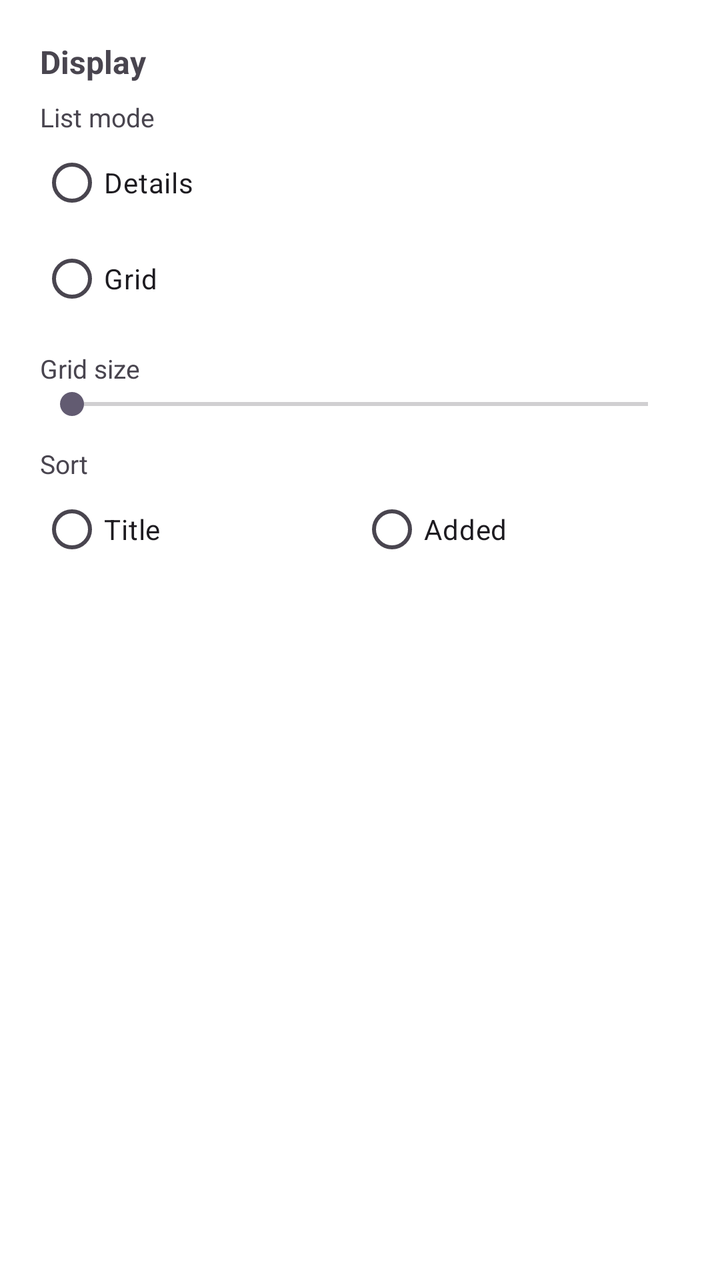
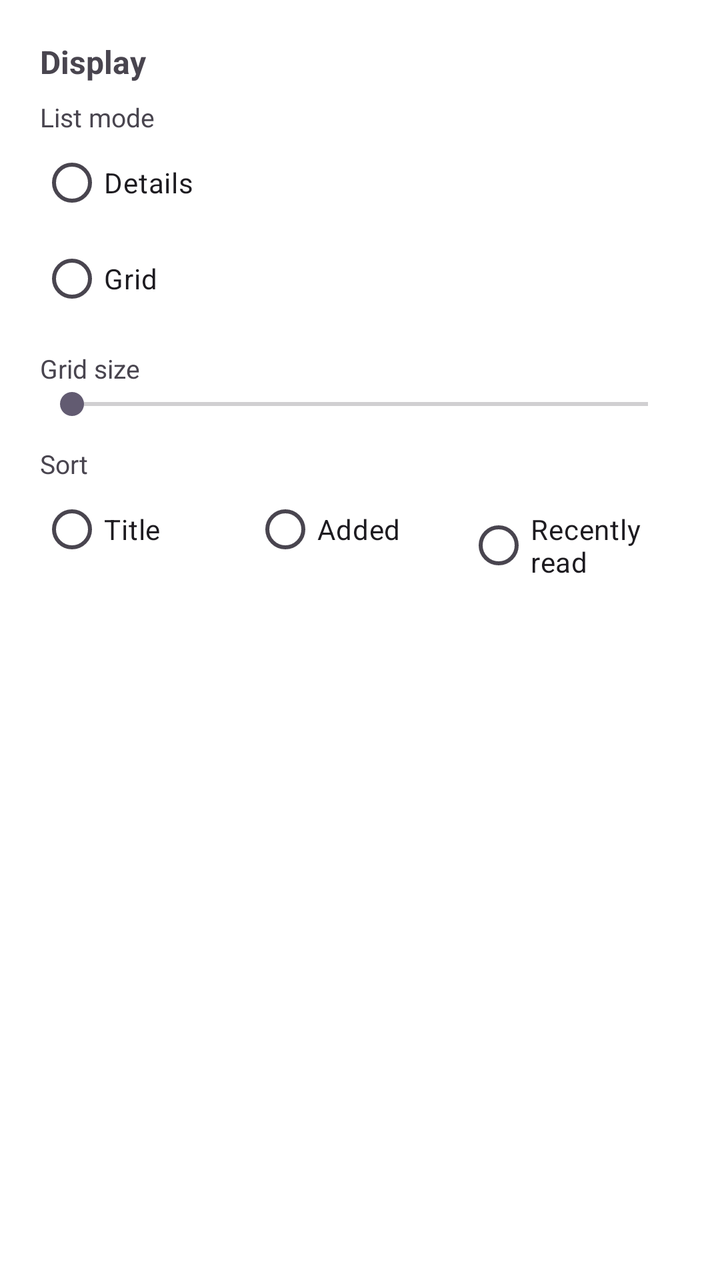

Screens rendered from an Android XML layout before and after an edit, with the pre-edit source and the edit as a unified diff.
<!-- AndroidManifest.xml: application theme Theme.MT -->
<!-- res/layout/sheet_display_options.xml -->
<?xml version="1.0" encoding="utf-8"?>
<LinearLayout
    xmlns:android="http://schemas.android.com/apk/res/android"
    android:layout_width="match_parent"
    android:layout_height="wrap_content"
    android:orientation="vertical"
    android:padding="20dp">

    <TextView
        android:layout_width="wrap_content"
        android:layout_height="wrap_content"
        android:textSize="16sp"
        android:textStyle="bold"
        android:paddingBottom="8dp"
        android:text="@string/display_options"/>

    <TextView
        android:layout_width="wrap_content"
        android:layout_height="wrap_content"
        android:textSize="13sp"
        android:text="@string/list_mode"/>

    <RadioGroup
        android:id="@+id/rg_mode"
        android:layout_width="match_parent"
        android:layout_height="wrap_content"
        android:orientation="vertical">

        <RadioButton android:id="@+id/rb_detailed" android:layout_width="match_parent" android:layout_height="wrap_content" android:text="@string/mode_detailed"/>
        <RadioButton android:id="@+id/rb_grid" android:layout_width="match_parent" android:layout_height="wrap_content" android:text="@string/mode_grid"/>

    </RadioGroup>

    <TextView
        android:layout_width="wrap_content"
        android:layout_height="wrap_content"
        android:textSize="13sp"
        android:paddingTop="12dp"
        android:text="@string/grid_size"/>

    <SeekBar
        android:id="@+id/seek_grid_size"
        android:layout_width="match_parent"
        android:layout_height="wrap_content"
        android:min="2"
        android:max="6"/>

    <TextView
        android:layout_width="wrap_content"
        android:layout_height="wrap_content"
        android:textSize="13sp"
        android:paddingTop="12dp"
        android:text="@string/sort_order"/>

    <RadioGroup
        android:id="@+id/rg_sort"
        android:layout_width="match_parent"
        android:layout_height="wrap_content"
        android:orientation="horizontal">

        <RadioButton android:id="@+id/rb_sort_title" android:layout_width="0dp" android:layout_height="wrap_content" android:layout_weight="1" android:text="@string/sort_title"/>
        <RadioButton android:id="@+id/rb_sort_added" android:layout_width="0dp" android:layout_height="wrap_content" android:layout_weight="1" android:text="@string/sort_added"/>

    </RadioGroup>

</LinearLayout>
<!-- resources referenced by this layout -->
<resources>
  <string name="display_options">Display</string>
  <string name="grid_size">Grid size</string>
  <string name="list_mode">List mode</string>
  <string name="mode_detailed">Details</string>
  <string name="mode_grid">Grid</string>
  <string name="sort_added">Added</string>
  <string name="sort_order">Sort</string>
  <string name="sort_title">Title</string>
  <style name="Theme.MT" parent="Base.Theme.MT">
          
          <item name="android:navigationBarColor">@android:color/transparent</item>
          <item name="android:statusBarColor">@android:color/transparent</item>
          <item name="android:windowLightStatusBar">?attr/isLightTheme</item>
      </style>
  <style name="Base.Theme.MT" parent="Theme.Material3.DayNight.NoActionBar">
          <item name="colorPrimary">@color/primary</item>
          <item name="preferenceTheme">@style/AppPreferenceTheme</item>
          <item name="android:windowBackground">@color/surface</item>
          <item name="android:navigationBarColor">
              @android:color/transparent
          </item>
          <item name="android:enforceNavigationBarContrast">false</item>
          <item name="android:enforceStatusBarContrast">false</item>
      </style>
  <color name="primary">#55AEEA</color>
  <style name="AppPreferenceTheme" parent="@style/PreferenceThemeOverlay">
          <item name="android:preferenceStyle">@style/AppPrefStyle</item>
      </style>
  <color name="surface">#FFFFFF</color>
  <style name="AppPrefStyle">
          <item name="android:layout">@layout/preference_item_fit</item>
      </style>
</resources>

<!-- the commit's change to res/layout/sheet_display_options.xml (unified diff, before → after) -->
@@ -60,6 +60,7 @@
 
         <RadioButton android:id="@+id/rb_sort_title" android:layout_width="0dp" android:layout_height="wrap_content" android:layout_weight="1" android:text="@string/sort_title"/>
         <RadioButton android:id="@+id/rb_sort_added" android:layout_width="0dp" android:layout_height="wrap_content" android:layout_weight="1" android:text="@string/sort_added"/>
+        <RadioButton android:id="@+id/rb_sort_recent_read" android:layout_width="0dp" android:layout_height="wrap_content" android:layout_weight="1" android:text="@string/sort_recent_read"/>
 
     </RadioGroup>
 
<!-- resource entries referenced after the edit -->
@@ -7,6 +7,7 @@
   <string name="mode_grid">Grid</string>
   <string name="sort_added">Added</string>
   <string name="sort_order">Sort</string>
+  <string name="sort_recent_read">Recently read</string>
   <string name="sort_title">Title</string>
   <style name="Theme.MT" parent="Base.Theme.MT">
           
